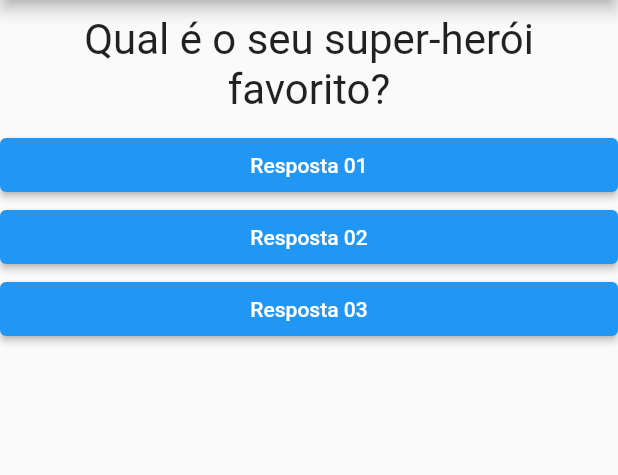
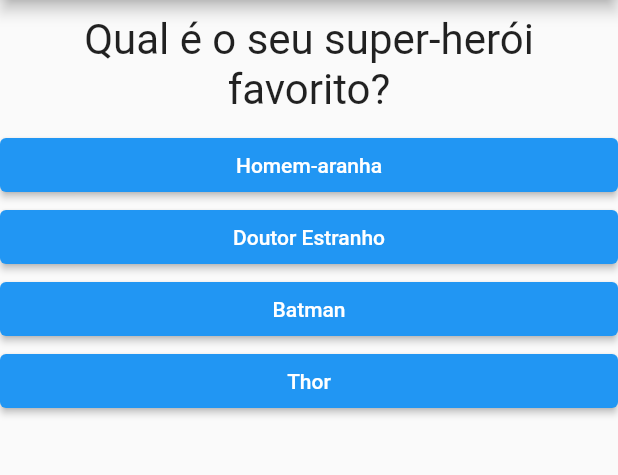
Before and after one commit to antonioclaudio0711/Flutter, a Flutter app: the screen it shows after launch, on a phone screen of 412 x 824 dp, the part 84-559 px from its top. Run offline on Flutter 3.47's test engine with Material 2 defaults, Android fonts, the phone set to English and light mode, and no system bars.

Commit message:
final commit

```diff
--- a/lib/main.dart
+++ b/lib/main.dart
@@ -1,66 +1,90 @@
 import 'package:flutter/material.dart';
-import './questao.dart';
-import './resposta.dart';
+import 'package:projeto_perguntas/questionario.dart';
+import './resultado.dart';
 
 main() => runApp(PerguntaApp());
 
+class PerguntaApp extends StatefulWidget {
+  _PerguntaAppState createState() {
+    return _PerguntaAppState();
+  }
+}
+
 class _PerguntaAppState extends State<PerguntaApp> {
+  final List _perguntas = const [
+    {
+      "texto": "Qual é o seu super-herói favorito?",
+      "respostas": [
+        {"texto": "Homem-aranha", "nota": 10},
+        {"texto": "Doutor Estranho", "nota": 8},
+        {"texto": "Batman", "nota": 5},
+        {"texto": "Thor", "nota": 1},
+      ]
+    },
+    {
+      "texto": "Qual é a sua saga favorita?",
+      "respostas": [
+        {"texto": "Saga Harry Potter", "nota": 10},
+        {"texto": "Saga Senhor dos Anéis", "nota": 8},
+        {"texto": "Saga Star Wars", "nota": 5},
+        {"texto": "Saga Jogos Vorazes", "nota": 1},
+      ]
+    },
+    {
+      "texto": "Qual é o seu filme favorito?",
+      "respostas": [
+        {"texto": "Homem-aranha: Sem volta pra casa", "nota": 10},
+        {"texto": "Vingadores - Ultimato", "nota": 8},
+        {"texto": "Doutor Estranho no multiverso da loucura", "nota": 5},
+        {"texto": "The Batman", "nota": 1},
+      ]
+    }
+  ];
+
+  bool get sim_pergunta_selecionada {
+    return _pergunta_selecionada < _perguntas.length;
+  }
+
   var _pergunta_selecionada = 0;
+  var _nota_total = 0;
 
-  void _responder() {
+  void _responder(int nota) {
+    if (sim_pergunta_selecionada) {
+      setState(() {
+        _pergunta_selecionada = _pergunta_selecionada + 1;
+        _nota_total = _nota_total + nota;
+      });
+    }
+    print(_nota_total);
+  }
+
+  void _reiniciar_perguntas() {
     setState(() {
-      _pergunta_selecionada = _pergunta_selecionada + 1;
+      _pergunta_selecionada = 0;
+      _nota_total = 0;
     });
   }
 
   @override
   Widget build(BuildContext context) {
-    final List perguntas = [
-      {
-        "texto": "Qual é o seu super-herói favorito?",
-        "respostas": ["Homem-aranha", "Doutor Estranho", "Batman", "Thor"]
-      },
-      {
-        "texto": "Qual é a sua saga favorita?",
-        "respostas": [
-          "Saga Harry Potter",
-          "Saga Senhor dos Anéis",
-          "Saga Star Wars",
-          "Saga Jogos Vorazes"
-        ]
-      },
-      {
-        "texto": "Qual é o seu filme favorito?",
-        "respostas": [
-          "Homem-aranha: Sem volta pra casa",
-          "Doutor Estranho no multiverso da loucura",
-          "Vingadores - Ultimato",
-          "The Batman"
-        ]
-      }
-    ];
+    /*
+    for (String texto_resposta in respostas) {
+      widgets.add(Resposta(texto_resposta, _responder));
+    }
+    */
 
     return MaterialApp(
       home: Scaffold(
         appBar: AppBar(
           title: const Text("Perguntas"),
         ),
-        body: Column(
-          children: <Widget>[
-            Questao(perguntas[_pergunta_selecionada]["texto"]),
-            Resposta("Resposta 01", _responder),
-            Resposta("Resposta 02", _responder),
-            Resposta("Resposta 03", _responder),
-            //ElevatedButton = RaisedButton
-          ],
-        ),
+        body: sim_pergunta_selecionada
+            ? Questionario(
+                perguntas: _perguntas,
+                pergunta_selecionada: _pergunta_selecionada,
+                responder: _responder)
+            : Resultado(_nota_total, _reiniciar_perguntas),
       ),
     );
   }
 }
-
-class PerguntaApp extends StatefulWidget {
-  _PerguntaAppState createState() {
-    return _PerguntaAppState();
-  }
-}
--- /dev/null
+++ b/lib/questionario.dart
@@ -0,0 +1,39 @@
+import 'package:flutter/cupertino.dart';
+import 'package:flutter/material.dart';
+import './questao.dart';
+import './resposta.dart';
+
+class Questionario extends StatelessWidget {
+  final List? perguntas;
+  var pergunta_selecionada;
+  final void Function(int) responder;
+
+  Questionario({
+    required this.perguntas,
+    required this.pergunta_selecionada,
+    required this.responder,
+  });
+
+  bool get sim_pergunta_selecionada {
+    return pergunta_selecionada < perguntas!.length;
+  }
+
+  @override
+  Widget build(BuildContext context) {
+    List respostas = sim_pergunta_selecionada
+        ? perguntas![pergunta_selecionada]["respostas"]
+        : [];
+
+    return Column(
+      children: <Widget>[
+        Questao(perguntas![pergunta_selecionada]["texto"]),
+        ...respostas.map((resposta) {
+          return Resposta(
+            resposta["texto"].toString(),
+            () => responder(int.parse(resposta["nota"].toString())),
+          );
+        }).toList(),
+      ],
+    );
+  }
+}
```
Also changed, not shown: lib/resultado.dart (added, +43 -0 lines).
